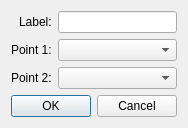
LFriday13/geometry-toolbox, file Dialogs/AddLineDialogs/addlineperpendicularbisector.ui: the form before one commit.
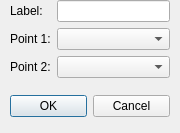
The form after the commit.

Patch:
```diff
--- a/Dialogs/AddLineDialogs/addlineperpendicularbisector.ui
+++ b/Dialogs/AddLineDialogs/addlineperpendicularbisector.ui
@@ -7,18 +7,38 @@
     <x>0</x>
     <y>0</y>
     <width>180</width>
-    <height>126</height>
+    <height>133</height>
    </rect>
   </property>
   <property name="windowTitle">
    <string>Dialog</string>
   </property>
-  <layout class="QVBoxLayout" name="verticalLayout">
-   <item>
+  <widget class="QDialogButtonBox" name="buttonBox">
+   <property name="geometry">
+    <rect>
+     <x>10</x>
+     <y>90</y>
+     <width>160</width>
+     <height>32</height>
+    </rect>
+   </property>
+   <property name="orientation">
+    <enum>Qt::Horizontal</enum>
+   </property>
+   <property name="standardButtons">
+    <set>QDialogButtonBox::Cancel|QDialogButtonBox::Ok</set>
+   </property>
+  </widget>
+  <widget class="QWidget" name="formLayoutWidget">
+   <property name="geometry">
+    <rect>
+     <x>10</x>
+     <y>0</y>
+     <width>160</width>
+     <height>80</height>
+    </rect>
+   </property>
     <layout class="QFormLayout" name="formLayout">
-     <property name="labelAlignment">
-      <set>Qt::AlignRight|Qt::AlignTrailing|Qt::AlignVCenter</set>
-     </property>
      <item row="0" column="0">
       <widget class="QLabel" name="labelLabel">
        <property name="text">
@@ -50,18 +70,7 @@
       <widget class="QComboBox" name="point2ComboBox"/>
      </item>
     </layout>
-   </item>
-   <item>
-    <widget class="QDialogButtonBox" name="buttonBox">
-     <property name="orientation">
-      <enum>Qt::Horizontal</enum>
-     </property>
-     <property name="standardButtons">
-      <set>QDialogButtonBox::Cancel|QDialogButtonBox::Ok</set>
-     </property>
-    </widget>
-   </item>
-  </layout>
+  </widget>
  </widget>
  <resources/>
  <connections>
```
Lines whose indentation alone changed are shown as unchanged.
